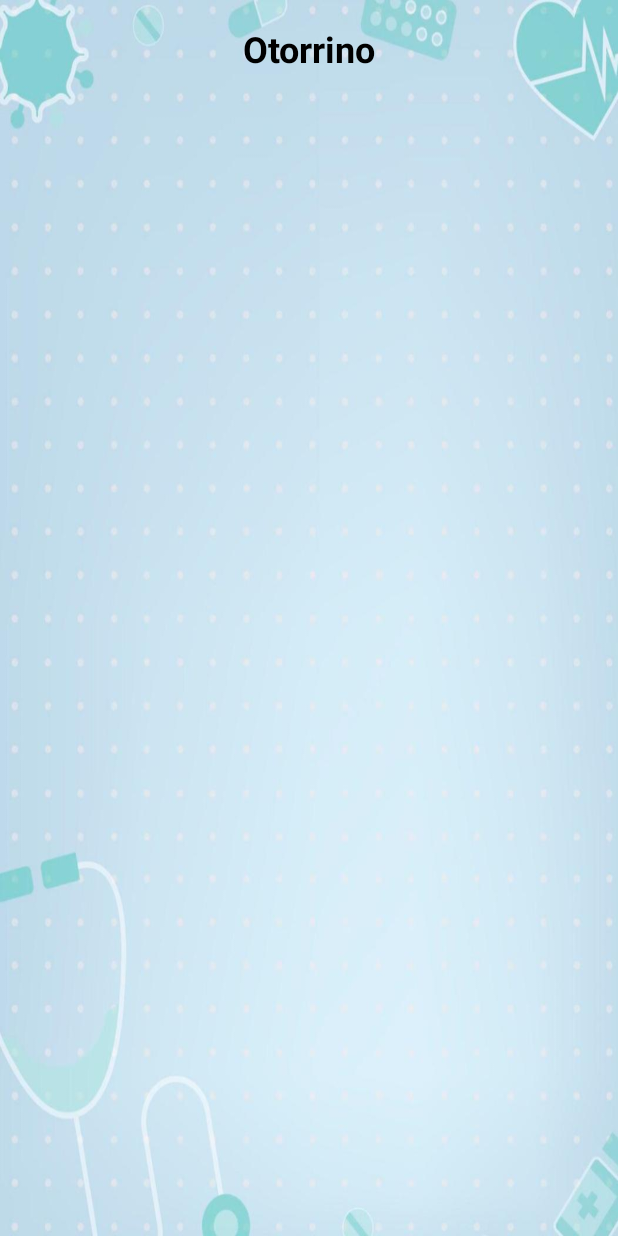
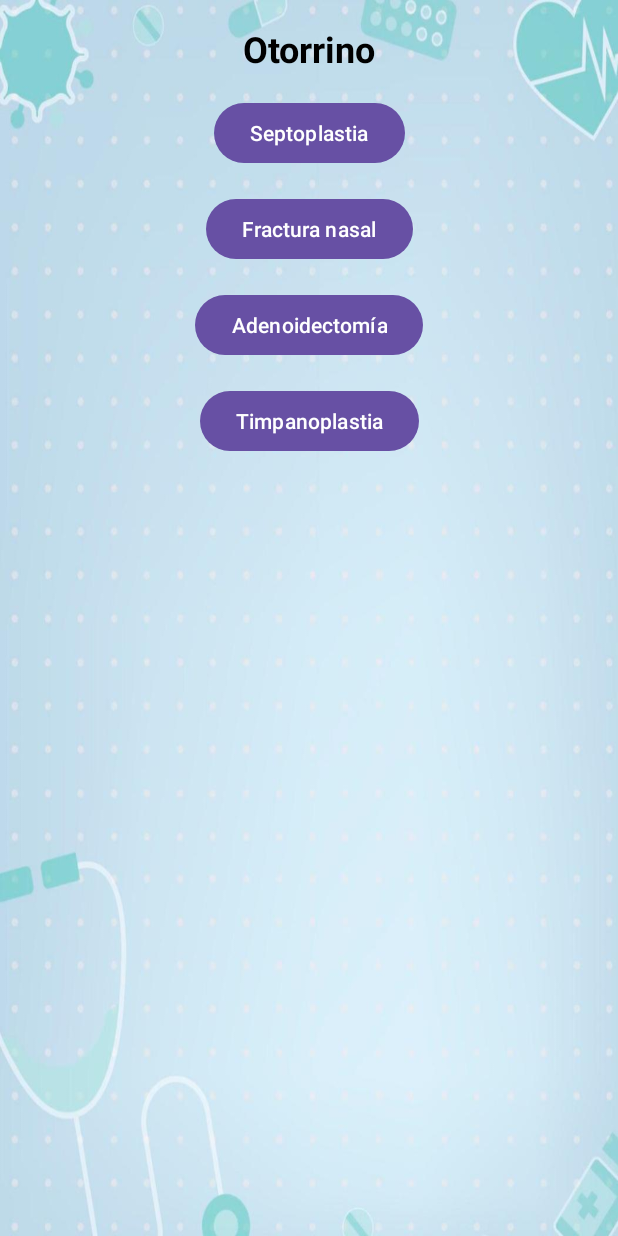
Before and after one commit to CifuX40/Quirofano, an Android app: the OtorrinoActivity screen opened directly, with no data from a screen before it, on a phone screen of 412 x 824 dp. Run offline under Robolectric (Android 15) with nearby library versions, the light colour scheme and no system bars.

Commit message:
Botónes Otorrino

```diff
--- a/app/src/main/AndroidManifest.xml
+++ b/app/src/main/AndroidManifest.xml
@@ -48,6 +48,10 @@
         <activity android:name=".EndarterectomiaActivity" />
         <activity android:name=".VaricesConvencionalActivity" />
         <activity android:name=".VaricesRadiofrecuenciaActivity" />
+        <activity android:name=".SeptoplastiaActivity" />
+        <activity android:name=".FracturaNasalActivity" />
+        <activity android:name=".AdenoidectomiaActivity" />
+        <activity android:name=".TimpanoplastiaActivity" />
 
     </application>
 </manifest>
--- a/app/src/main/java/aplicacion/quirofano/OtorrinoActivity.kt
+++ b/app/src/main/java/aplicacion/quirofano/OtorrinoActivity.kt
@@ -1,11 +1,37 @@
 package aplicacion.quirofano
 
+import android.content.Intent
 import android.os.Bundle
+import android.widget.Button
 import androidx.appcompat.app.AppCompatActivity
 
 class OtorrinoActivity : AppCompatActivity() {
     override fun onCreate(savedInstanceState: Bundle?) {
         super.onCreate(savedInstanceState)
         setContentView(R.layout.otorrino)
+
+        val btnSeptoplastia = findViewById<Button>(R.id.buttonSeptoplastia)
+        btnSeptoplastia.setOnClickListener {
+            val intent = Intent(this, SeptoplastiaActivity::class.java)
+            startActivity(intent)
+        }
+
+        val btnFracturaNasal = findViewById<Button>(R.id.buttonFracturaNasal)
+        btnFracturaNasal.setOnClickListener {
+            val intent = Intent(this, FracturaNasalActivity::class.java)
+            startActivity(intent)
+        }
+
+        val btnAdenoidectomia = findViewById<Button>(R.id.buttonAdenoidectomia)
+        btnAdenoidectomia.setOnClickListener {
+            val intent = Intent(this, AdenoidectomiaActivity::class.java)
+            startActivity(intent)
+        }
+
+        val btnTimpanoplastia = findViewById<Button>(R.id.buttonTimpanoplastia)
+        btnTimpanoplastia.setOnClickListener {
+            val intent = Intent(this, TimpanoplastiaActivity::class.java)
+            startActivity(intent)
+        }
     }
 }
--- a/app/src/main/res/layout/otorrino.xml
+++ b/app/src/main/res/layout/otorrino.xml
@@ -7,7 +7,6 @@
     android:background="@drawable/fondo_de_pantalla"
     tools:context=".OtorrinoActivity">
 
-    <!-- Título -->
     <TextView
         android:id="@+id/txtTituloOtorrino"
         android:layout_width="wrap_content"
@@ -21,4 +20,44 @@
         app:layout_constraintStart_toStartOf="parent"
         app:layout_constraintTop_toTopOf="parent" />
 
+    <Button
+        android:id="@+id/buttonSeptoplastia"
+        android:layout_width="wrap_content"
+        android:layout_height="wrap_content"
+        android:layout_marginTop="16dp"
+        android:text="Septoplastia"
+        app:layout_constraintEnd_toEndOf="parent"
+        app:layout_constraintStart_toStartOf="parent"
+        app:layout_constraintTop_toBottomOf="@id/txtTituloOtorrino" />
+
+    <Button
+        android:id="@+id/buttonFracturaNasal"
+        android:layout_width="wrap_content"
+        android:layout_height="wrap_content"
+        android:layout_marginTop="16dp"
+        android:text="Fractura nasal"
+        app:layout_constraintEnd_toEndOf="parent"
+        app:layout_constraintStart_toStartOf="parent"
+        app:layout_constraintTop_toBottomOf="@id/buttonSeptoplastia" />
+
+    <Button
+        android:id="@+id/buttonAdenoidectomia"
+        android:layout_width="wrap_content"
+        android:layout_height="wrap_content"
+        android:layout_marginTop="16dp"
+        android:text="Adenoidectomía"
+        app:layout_constraintEnd_toEndOf="parent"
+        app:layout_constraintStart_toStartOf="parent"
+        app:layout_constraintTop_toBottomOf="@id/buttonFracturaNasal" />
+
+    <Button
+        android:id="@+id/buttonTimpanoplastia"
+        android:layout_width="wrap_content"
+        android:layout_height="wrap_content"
+        android:layout_marginTop="16dp"
+        android:text="Timpanoplastia"
+        app:layout_constraintEnd_toEndOf="parent"
+        app:layout_constraintStart_toStartOf="parent"
+        app:layout_constraintTop_toBottomOf="@id/buttonAdenoidectomia" />
+
 </androidx.constraintlayout.widget.ConstraintLayout>
```
Also changed, not shown: app/src/main/java/aplicacion/quirofano/AdenoidectomiaActivity.kt (added, +11 -0 lines), app/src/main/java/aplicacion/quirofano/FracturaNasalActivity.kt (added, +11 -0 lines), app/src/main/java/aplicacion/quirofano/SeptoplastiaActivity.kt (added, +11 -0 lines), app/src/main/java/aplicacion/quirofano/TimpanoplastiaActivity.kt (added, +11 -0 lines), app/src/main/res/layout/adenoidectomia.xml (added, +21 -0 lines), app/src/main/res/layout/fractura_nasal.xml (added, +21 -0 lines), app/src/main/res/layout/septoplastia.xml (added, +21 -0 lines), app/src/main/res/layout/timpanoplastia.xml (added, +21 -0 lines).
